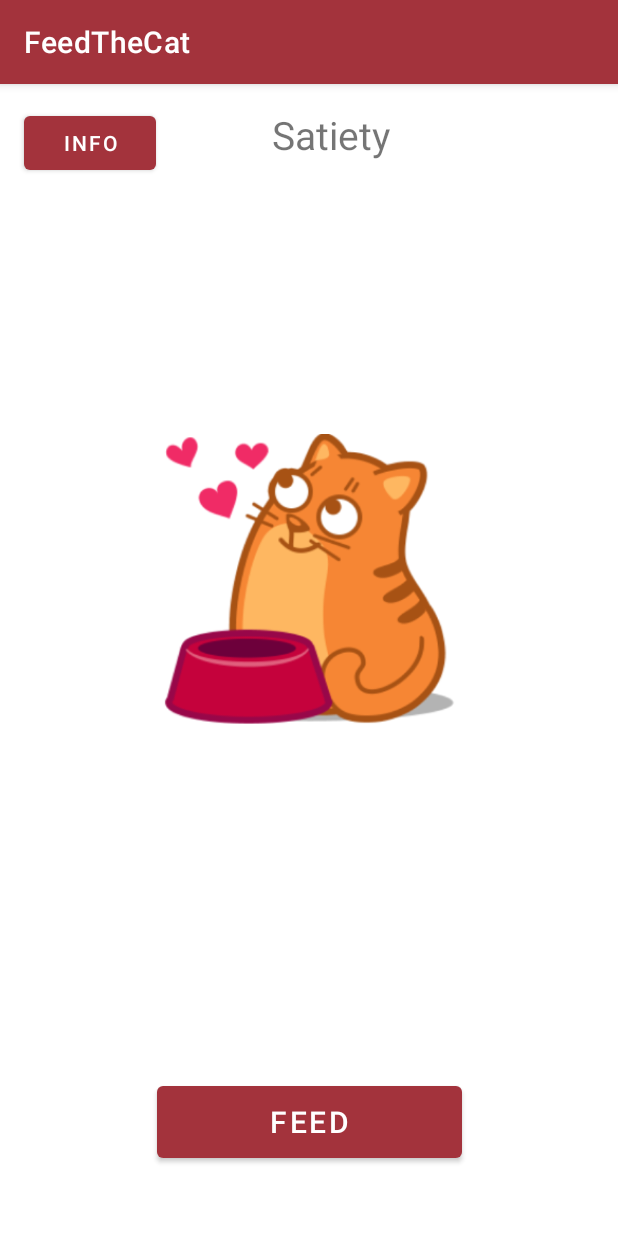
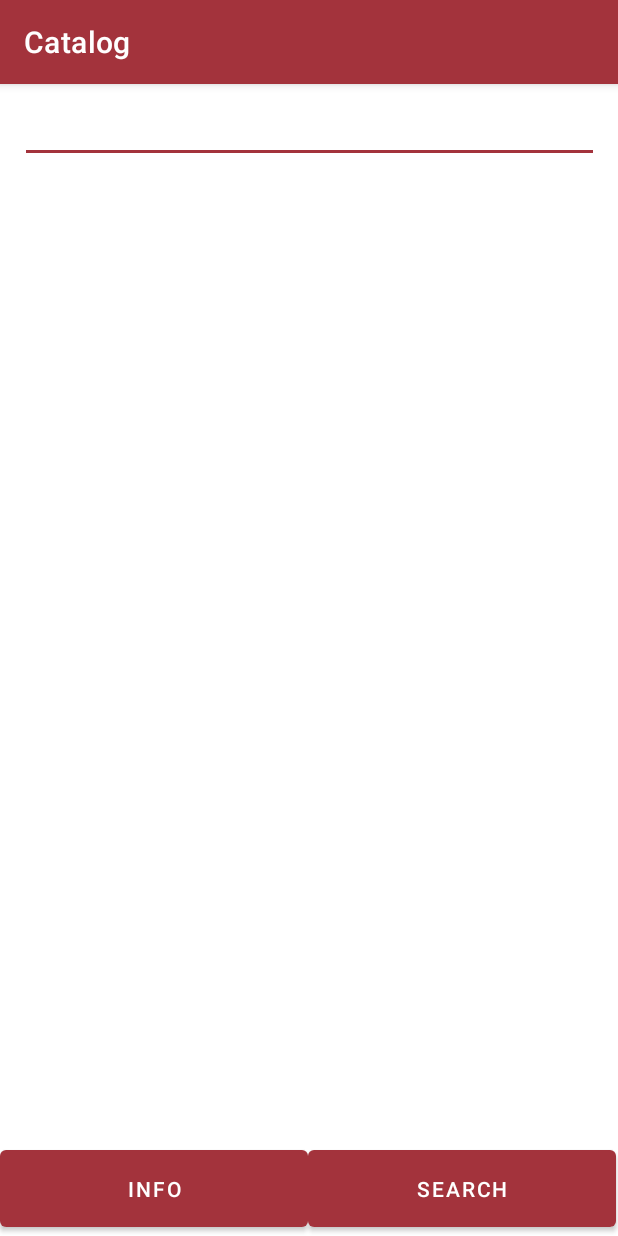
Before and after one commit to GrafGriffon/Lab1_Android, an Android app: the screen it shows after launch (MainActivity), on a phone screen of 412 x 824 dp. Run offline under Robolectric (Android 15) with nearby library versions, the phone set to English and light mode, and no system bars; our stand-ins replace Picasso, Volley; network calls fail; pictures from the network do not load.

Commit message:
second commit

```diff
--- a/app/build.gradle
+++ b/app/build.gradle
@@ -38,6 +38,8 @@ dependencies {
     implementation 'com.google.android.material:material:1.4.0'
     implementation 'androidx.constraintlayout:constraintlayout:2.0.4'
     implementation 'com.google.android.gms:play-services-base:17.6.0'
+    implementation 'com.android.volley:volley:1.2.1'
+    implementation 'com.squareup.picasso:picasso:2.5.2'
     testImplementation 'junit:junit:4.13.2'
     androidTestImplementation 'androidx.test.ext:junit:1.1.3'
     androidTestImplementation 'androidx.test.espresso:espresso-core:3.4.0'
--- a/app/src/main/java/com/example/myapplication/InfoActivity.java
+++ b/app/src/main/java/com/example/myapplication/InfoActivity.java
@@ -14,6 +14,6 @@ public class InfoActivity extends AppCompatActivity {
         super.onCreate(savedInstanceState);
         setContentView(R.layout.activity_info);
         getSupportActionBar().setBackgroundDrawable(new ColorDrawable(Color.parseColor("#0D4028")));
-        this.getSupportActionBar().setTitle("Лабораторная работа 1");
+        this.getSupportActionBar().setTitle("Лабораторная работа 2");
     }
 }
--- a/app/src/main/java/com/example/myapplication/MainActivity.java
+++ b/app/src/main/java/com/example/myapplication/MainActivity.java
@@ -10,129 +10,159 @@ import java.util.Date;
 import java.util.Locale;
 
 import android.content.ContentValues;
+import android.content.Context;
 import android.content.Intent;
 import android.database.Cursor;
 import android.database.SQLException;
 import android.database.sqlite.SQLiteDatabase;
 import android.database.sqlite.SQLiteOpenHelper;
+import android.net.ConnectivityManager;
+import android.net.NetworkInfo;
 import android.os.Bundle;
 import android.util.Log;
 import android.view.GestureDetector;
+import android.view.LayoutInflater;
 import android.view.MotionEvent;
 import android.view.View;
 import android.view.animation.Animation;
 import android.view.animation.LinearInterpolator;
 import android.view.animation.RotateAnimation;
+import android.widget.EditText;
 import android.widget.ImageView;
+import android.widget.TableLayout;
+import android.widget.TableRow;
 import android.widget.TextView;
 import android.widget.Toast;
 
+import com.android.volley.Request;
+import com.android.volley.RequestQueue;
+import com.android.volley.Response;
+import com.android.volley.VolleyError;
+import com.android.volley.toolbox.JsonObjectRequest;
+import com.android.volley.toolbox.Volley;
 import com.google.android.gms.common.AccountPicker;
+import com.squareup.picasso.Picasso;
+
+import org.json.JSONException;
+import org.json.JSONObject;
 
 import java.text.DateFormat;
 import java.text.SimpleDateFormat;
 import java.util.Calendar;
 
-public class MainActivity extends AppCompatActivity implements GestureDetector.OnGestureListener {
+public class MainActivity extends AppCompatActivity {
 
-    int currentTup = 1;
     private DBHelper helper;
     private GestureDetectorCompat gd;
+
+    String url = "https://fakestoreapi.com/products/";
+
+    RequestQueue rq;
+
+    TextView tv1, tv2, tv3;
+    TableRow tr;
+    TableLayout tableLayout;
+    LayoutInflater inflater;
+    ImageView imageView;
+    Context cont;
+    EditText editText;
+
+    String name, img, price, edtext;
 
     @Override
     protected void onCreate(Bundle savedInstanceState) {
         super.onCreate(savedInstanceState);
         helper = new DBHelper(this);
         setContentView(R.layout.activity_main);
-        gd = new GestureDetectorCompat(this, this);
-        updateScore();
+        this.getSupportActionBar().setTitle("Catalog");
+        //Используем цикл, в котором будем рассчитывать значения для нашей таблицы, пока вода в бассейне не закончится
+        DBHelper dbHelper = new DBHelper(this);
+        Cursor query = dbHelper.getData();
+
+        rq = Volley.newRequestQueue(this);
+
+        cont=this;
+        edtext="";
+        editText = findViewById(R.id.editTextTextPersonName2);
+        tableLayout = findViewById(R.id.table);
+        inflater = LayoutInflater.from(this);
+        showTable();
     }
 
-    @Override
-    public boolean onTouchEvent(MotionEvent event){
-        gd.onTouchEvent(event);
-        return super.onTouchEvent(event);
+    public void showTable(){
+        if (hasConnection(this)) {
+            for (int i = 0; i < 20; i++) {
+                sendjsonrequest(i);
+            }
+        } else {
+            Toast toast = Toast.makeText(getApplicationContext(),
+                    "No internet connection", Toast.LENGTH_LONG);
+            toast.show();
+        }
     }
 
-    public void sendMessage(View view) {
-        TextView textView = (TextView) findViewById(R.id.textViewScore);
-        Intent sendIntent = new Intent();
-        sendIntent.setAction(Intent.ACTION_SEND);
-        sendIntent.putExtra(Intent.EXTRA_TEXT, "FeedTheCat: My result - "+ Integer.parseInt(textView.getText().toString()));
-        sendIntent.setType("text/plain");
-        startActivity(sendIntent);
+    public static boolean hasConnection(final Context context) {
+        ConnectivityManager cm = (ConnectivityManager) context.getSystemService(Context.CONNECTIVITY_SERVICE);
+        NetworkInfo wifiInfo = cm.getNetworkInfo(ConnectivityManager.TYPE_WIFI);
+        if (wifiInfo != null && wifiInfo.isConnected()) {
+            return true;
+        }
+        wifiInfo = cm.getNetworkInfo(ConnectivityManager.TYPE_MOBILE);
+        if (wifiInfo != null && wifiInfo.isConnected()) {
+            return true;
+        }
+        wifiInfo = cm.getActiveNetworkInfo();
+        if (wifiInfo != null && wifiInfo.isConnected()) {
+            return true;
+        }
+        return false;
     }
 
-    public void sendClick(View view) {
+    public void sendjsonrequest(int num) {
+        JsonObjectRequest jsonObjectRequest = new JsonObjectRequest(Request.Method.GET, url + num, null, new Response.Listener<JSONObject>() {
+            @Override
+            public void onResponse(JSONObject response) {
 
-        TextView textView = (TextView) findViewById(R.id.textViewScore);
-        if (currentTup % 15 == 0) {
-            Date currentDate = new Date();
-            DateFormat dateFormat = new SimpleDateFormat("dd.MM.yyyy", Locale.getDefault());
-            String dateText = dateFormat.format(currentDate);
-            DateFormat timeFormat = new SimpleDateFormat("HH:mm:ss", Locale.getDefault());
-            String timeText = timeFormat.format(currentDate);
-            String date = dateText + "--" + timeText;
-            ImageView img = (ImageView) findViewById(R.id.imageView);
+                try {
+                    name = response.getString("title");
+                    img = response.getString("image");
+                    price = response.getString("price");
+                    if (name.contains(edtext)){
+                        tr = (TableRow) inflater.inflate(R.layout.table_row, null);
+                        imageView = (ImageView) tr.getChildAt(0);
+                        Picasso.with(cont)
+                                .load(img)
+                                .placeholder(R.drawable.cat)
+                                .error(R.drawable.cat)
+                                .into(imageView);
+                        tv1 = (TextView) tr.getChildAt(1);
+                        tv2 = (TextView) tr.getChildAt(2);
+                        tv1.setText(name);
+                        tv2.setText(price+"$");
+                        tableLayout.addView(tr);
+                    }
+                } catch (JSONException e) {
+                    e.printStackTrace();
+                }
 
-            RotateAnimation anim = new RotateAnimation(0.0f, 360.0f, Animation.RELATIVE_TO_SELF, 0.5f, Animation.RELATIVE_TO_SELF, 0.5f);
-            anim.setInterpolator(new LinearInterpolator());
-            anim.setRepeatCount(1 / 2);
-            anim.setDuration(700);
-            img.startAnimation(anim);
-            int num = Integer.parseInt(textView.getText().toString());
-            num++;
-            helper.addData(date,num+"","user");
-            textView.setText(num + "");
-        }
-        currentTup++;
+            }
+        }, new Response.ErrorListener() {
+            @Override
+            public void onErrorResponse(VolleyError error) {
+
+            }
+        });
+
+        rq.add(jsonObjectRequest);
     }
 
-    public void viewTable(View view) {
+    public void viewInfo(View view) {
         Intent intent = new Intent(this, InfoActivity.class);
         startActivity(intent);
     }
-
-    @Override
-    public boolean onDown(MotionEvent motionEvent) {
-        return false;
-    }
-
-    @Override
-    public void onShowPress(MotionEvent motionEvent) {
-
-    }
-
-    @Override
-    public boolean onSingleTapUp(MotionEvent motionEvent) {
-        return false;
-    }
-
-    @Override
-    public boolean onScroll(MotionEvent motionEvent, MotionEvent motionEvent1, float v, float v1) {
-        return false;
-    }
-
-    @Override
-    public void onLongPress(MotionEvent motionEvent) {
-        Intent intent = new Intent(this, TableActivity.class);
-        startActivity(intent);
-    }
-
-    @Override
-    public boolean onFling(MotionEvent motionEvent, MotionEvent motionEvent1, float v, float v1) {
-        return false;
-    }
-
-    private void updateScore(){
-        DBHelper dbHelper = new DBHelper(this);
-        Cursor query = dbHelper.getData();
-        String num = null;
-        while (query.moveToNext()) {
-            num=query.getString(2);
-        }
-        TextView textView = (TextView) findViewById(R.id.textViewScore);
-        textView.setText(num);
-        query.close();
+    public void viewSearch(View view) {
+        tableLayout.removeAllViews();
+        edtext = editText.getText().toString();
+        showTable();
     }
 }
--- a/app/src/main/res/layout/activity_main.xml
+++ b/app/src/main/res/layout/activity_main.xml
@@ -6,71 +6,62 @@
     android:layout_height="match_parent"
     tools:context=".MainActivity">
 
-    <ImageView
-        android:id="@+id/imageView"
-        android:layout_width="223dp"
-        android:layout_height="195dp"
-        app:layout_constraintBottom_toTopOf="@+id/button"
+    <ScrollView
+        android:id="@+id/scrollView2"
+        android:layout_width="412dp"
+        android:layout_height="586dp"
+        app:layout_constraintBottom_toBottomOf="parent"
         app:layout_constraintEnd_toEndOf="parent"
+        app:layout_constraintHorizontal_bias="1.0"
         app:layout_constraintStart_toStartOf="parent"
         app:layout_constraintTop_toTopOf="parent"
-        app:srcCompat="@drawable/cat" />
+        app:layout_constraintVertical_bias="0.307">
 
+        <TableLayout xmlns:android="http://schemas.android.com/apk/res/android"
+            android:id="@+id/table"
+            android:layout_width="fill_parent"
+            android:layout_height="wrap_content"
+            tools:ignore="MissingConstraints"></TableLayout>
 
+    </ScrollView>
+
+    <Button
+        android:id="@+id/button2"
+        android:layout_width="205dp"
+        android:layout_height="63dp"
+        android:onClick="viewInfo"
+        android:text="info"
+        app:layout_constraintBottom_toBottomOf="parent"
+        app:layout_constraintEnd_toEndOf="parent"
+        app:layout_constraintHorizontal_bias="0.0"
+        app:layout_constraintStart_toStartOf="parent"
+        app:layout_constraintTop_toBottomOf="@+id/scrollView2"
+        app:layout_constraintVertical_bias="1.0" />
 
     <Button
         android:id="@+id/button"
-        android:layout_width="203dp"
-        android:layout_height="60dp"
-        android:textSize="20sp"
-        android:text="Feed"
+        android:layout_width="205dp"
+        android:layout_height="63dp"
+        android:onClick="viewSearch"
+        android:text="Search"
         app:layout_constraintBottom_toBottomOf="parent"
         app:layout_constraintEnd_toEndOf="parent"
+        app:layout_constraintHorizontal_bias="0.0"
+        app:layout_constraintStart_toEndOf="@+id/button2"
+        app:layout_constraintTop_toBottomOf="@+id/scrollView2"
+        app:layout_constraintVertical_bias="1.0" />
+
+    <EditText
+        android:backgroundTint="@color/purple_500"
+        android:textColor="@color/purple_500"
+        android:id="@+id/editTextTextPersonName2"
+        android:layout_width="386dp"
+        android:layout_height="49dp"
+        android:ems="10"
+        android:inputType="textPersonName"
+        app:layout_constraintBottom_toTopOf="@+id/scrollView2"
+        app:layout_constraintEnd_toEndOf="parent"
         app:layout_constraintStart_toStartOf="parent"
-        app:layout_constraintTop_toTopOf="parent"
-        app:layout_constraintVertical_bias="0.935"
-        android:onClick="sendClick"
-        />
-
-    <TextView
-        android:id="@+id/textView"
-        android:layout_width="wrap_content"
-        android:layout_height="wrap_content"
-        android:text="Satiety"
-        android:textSize="26sp"
-        app:layout_constraintBottom_toBottomOf="parent"
-        app:layout_constraintHorizontal_bias="0.543"
-        app:layout_constraintLeft_toLeftOf="parent"
-        app:layout_constraintRight_toRightOf="parent"
-        app:layout_constraintTop_toTopOf="parent"
-        app:layout_constraintVertical_bias="0.022" />
-
-    <TextView
-        android:id="@+id/textViewScore"
-        android:layout_width="wrap_content"
-        android:layout_height="wrap_content"
-        android:text="0"
-        android:textSize="26sp"
-        android:textStyle="bold"
-        app:layout_constraintBottom_toBottomOf="parent"
-        app:layout_constraintEnd_toEndOf="parent"
-        app:layout_constraintHorizontal_bias="0.643"
-        app:layout_constraintStart_toEndOf="@+id/textView"
-        app:layout_constraintTop_toTopOf="parent"
-        android:onClick="sendClick"
-        app:layout_constraintVertical_bias="0.022" />
-
-    <Button
-        android:id="@+id/button2"
-        android:layout_width="wrap_content"
-        android:layout_height="wrap_content"
-        android:onClick="viewTable"
-        android:text="info"
-        app:layout_constraintBottom_toTopOf="@+id/button"
-        app:layout_constraintEnd_toEndOf="parent"
-        app:layout_constraintHorizontal_bias="0.049"
-        app:layout_constraintStart_toStartOf="parent"
-        app:layout_constraintTop_toTopOf="parent"
-        app:layout_constraintVertical_bias="0.025" />
+        app:layout_constraintTop_toTopOf="parent" />
 
 </androidx.constraintlayout.widget.ConstraintLayout>
```
Also changed, not shown: app/src/main/AndroidManifest.xml (+7 -4 lines), app/src/main/java/com/example/myapplication/TableActivity.java (deleted, +0 -42 lines), app/src/main/res/layout/activity_info.xml (+14 -0 lines), app/src/main/res/layout/activity_table.xml (deleted, +0 -25 lines), app/src/main/res/layout/table_row.xml (+17 -10 lines).
